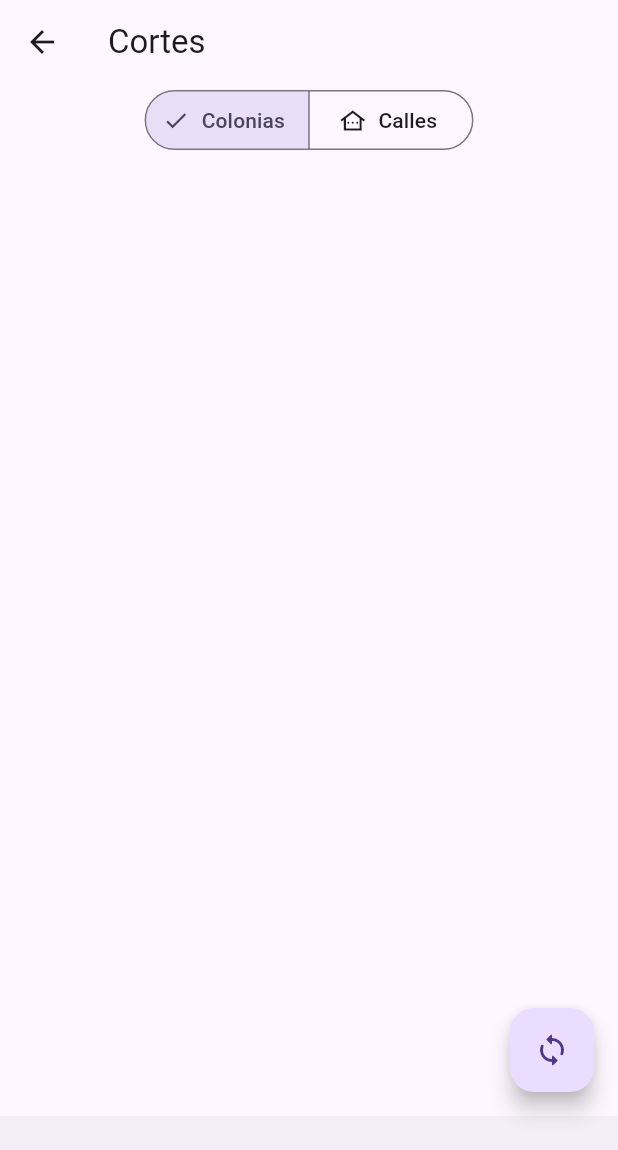
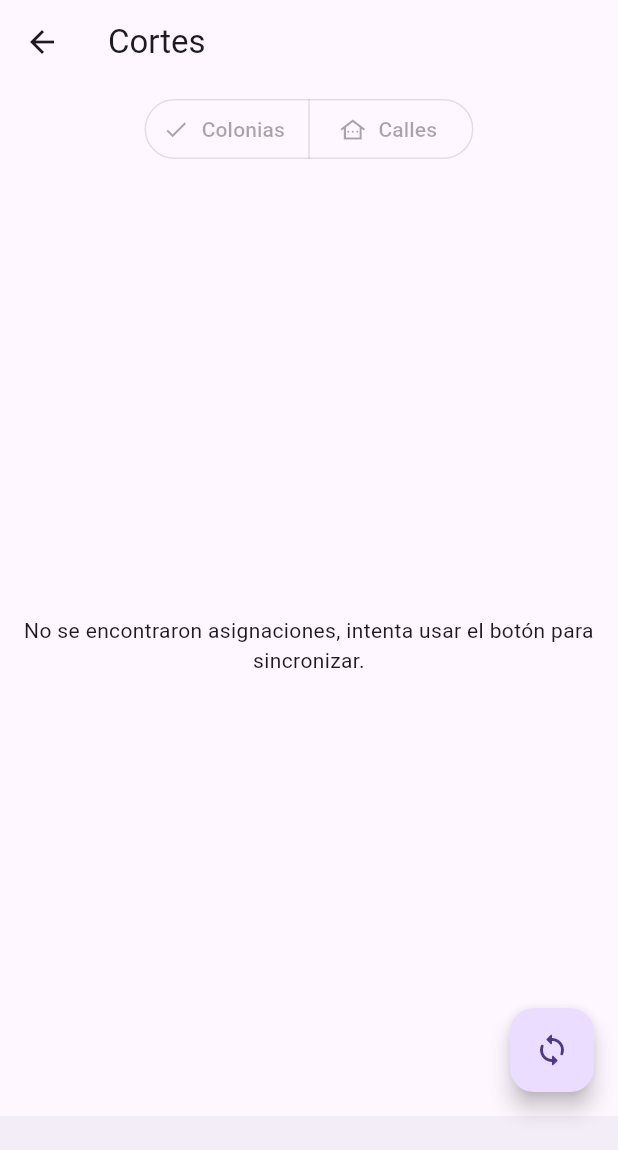
Before and after one commit to angel-carranza/InterapasGenApp, a Flutter app: the MenuCortes_Screen screen opened by its route, after a tap on the "sync" icon, on a phone screen of 412 x 824 dp. Shown: the top 1150 px of the screen. Run offline on Flutter 3.47's test engine with Material 3 defaults, Android fonts, the phone set to English and light mode, and no system bars; our stand-ins replace package_info_plus, shared_preferences, sqflite; missing offline and left inert: encrypt; accounts and stored records are empty; network calls fail.

Commit message:
Liberación de versión 0.2.0 para la consulta de asignaciones.

```diff
--- a/interapas_gen_app/lib/acceso_datos/acceso_datos.dart
+++ b/interapas_gen_app/lib/acceso_datos/acceso_datos.dart
@@ -11,6 +11,9 @@ import 'package:http/http.dart' as http;
 import 'package:interapas_gen_app/data/api/API_CORTE.dart';
 import 'package:interapas_gen_app/data/api/API_USUARIO.dart';
 import 'package:interapas_gen_app/data/bd/K_CORTE.dart';
+import 'package:interapas_gen_app/data/enumerados.dart';
+
+import '../data/T_GRUPO_CORTES.dart';
 
 //Clase con todas las funciones intermediarias a
 // los diferentes tipos de datos que maneja la aplicación.
@@ -165,6 +168,16 @@ class AccesoDatos {
 
   static Future<bool> insertaCortesNuevos(List<API_CORTE> nuevos) async => await operacionesBD.insertarCortes(nuevos);
 
+  static Future<List<T_GRUPO_CORTES>?> obtieneGruposCortes(agrupaciones agrupacion) async {
+    int idUsuario = OperacionesPreferencias.consultarIdUsuario();
+
+    if(idUsuario > 0) {
+      return await operacionesBD.obtenerGruposCortes(agrupacion, idUsuario);
+    } else {
+      return null;
+    }
+  }
+
   //========================================//
 
 }
--- /dev/null
+++ b/interapas_gen_app/lib/data/T_GRUPO_CORTES.dart
@@ -0,0 +1,21 @@
+
+// ignore_for_file: file_names, camel_case_types
+
+import 'package:interapas_gen_app/data/enumerados.dart';
+
+//Clase que se usará para crear entidades visuales sobre agrupaciones de los cortes disponibles.
+class T_GRUPO_CORTES {
+  agrupaciones tipoGrupo;
+  String nombreGrupo;
+  int cantidad;
+  String? datoAdicional1;   //Para el Código Postal
+
+  T_GRUPO_CORTES(
+    this.tipoGrupo,
+    this.nombreGrupo,
+    this.cantidad,
+    {
+      this.datoAdicional1,
+    }
+  );
+}
--- a/interapas_gen_app/lib/screens/cortes/menu_cortes.dart
+++ b/interapas_gen_app/lib/screens/cortes/menu_cortes.dart
@@ -8,7 +8,11 @@ import 'package:interapas_gen_app/data/api/API_CORTE.dart';
 import 'package:interapas_gen_app/data/bd/K_CORTE.dart';
 import 'package:interapas_gen_app/data/enumerados.dart';
 import 'package:interapas_gen_app/utilities/popup.dart';
+import 'package:interapas_gen_app/widgets/cortes/grupo_cortes.dart';
 import 'package:interapas_gen_app/widgets/loader.dart';
+import 'package:interapas_gen_app/widgets/mensaje_fondo.dart';
+
+import '../../data/T_GRUPO_CORTES.dart';
 
 class MenuCortes_Screen extends StatefulWidget{
 
@@ -21,6 +25,7 @@ class MenuCortes_Screen extends StatefulWidget{
 class _MenuCortes_ScreenState extends State<MenuCortes_Screen> {
   bool fgCargando = true;
   agrupaciones agrupadoActual = agrupaciones.colonia;
+  List<T_GRUPO_CORTES> grupos = List.empty(growable: true);
 
   @override
   void initState() {
@@ -76,7 +81,15 @@ class _MenuCortes_ScreenState extends State<MenuCortes_Screen> {
       }
     }
 
+    var aux = await AccesoDatos.obtieneGruposCortes(agrupadoActual);
 
+    if(aux != null){
+      grupos = aux;
+    } else {
+      if(context.mounted){
+        mensajeSimpleOK("Hubo un error encontrando las asignaciones. Intenté sincronizar.", context);
+      }
+    }
 
     setState(() {
       fgCargando = false;
@@ -85,10 +98,11 @@ class _MenuCortes_ScreenState extends State<MenuCortes_Screen> {
 
   @override
   Widget build(BuildContext context) {
-    int elementos = 10;
 
     //Boton para cambiar agrupación
-    Widget btnAgrupaciones = SegmentedButton<agrupaciones>(
+    Widget btnAgrupaciones = Padding(
+      padding: const EdgeInsets.symmetric(vertical: 6.0, horizontal: 0.0),
+      child: SegmentedButton<agrupaciones>(
         multiSelectionEnabled: false,
         emptySelectionAllowed: false,
         segments: <ButtonSegment<agrupaciones>>[
@@ -96,13 +110,13 @@ class _MenuCortes_ScreenState extends State<MenuCortes_Screen> {
             value: agrupaciones.colonia,
             label: const Text("Colonias"),
             icon: const Icon(Icons.location_city_rounded),
-          enabled: !fgCargando,   //Se desactiva mientras carga para evitar dobles llamadas
+            enabled: !fgCargando && grupos.isNotEmpty,   //Se desactiva mientras carga para evitar dobles llamadas
           ),
           ButtonSegment(
             value: agrupaciones.calle,
             label: const Text("Calles"),
             icon: const Icon(Icons.other_houses_outlined),
-          enabled: !fgCargando,   //Se desactiva mientras carga para evitar dobles llamadas
+            enabled: !fgCargando && grupos.isNotEmpty,   //Se desactiva mientras carga para evitar dobles llamadas
           ),
         ],
         selected: <agrupaciones>{agrupadoActual},
@@ -114,6 +128,7 @@ class _MenuCortes_ScreenState extends State<MenuCortes_Screen> {
           _sincronizarCortes();
 
         },
+      ),
     );
 
     return Scaffold(
@@ -132,11 +147,26 @@ class _MenuCortes_ScreenState extends State<MenuCortes_Screen> {
           const Loader(textoInformativo: "Consultando..."),
           Expanded(child: Container()),
         ]
-          : ( (elementos < 1) ? <Widget>[const Center(child: Text("Contenido no disponible por el momento.")) ]
+          : ( (grupos.isEmpty) ? <Widget>[
+            btnAgrupaciones,
+            Expanded(child: Container()),
+            const MensajeFondo(mensaje: "No se encontraron asignaciones, intenta usar el botón para sincronizar."),
+            Expanded(child: Container()),
+          ]
             : <Widget>[
               btnAgrupaciones,
-
-              Expanded(child: Container()),
+              Expanded(
+                child: ListView.builder(
+                shrinkWrap: true,
+                itemCount: grupos.length,
+                scrollDirection: Axis.vertical,
+                padding: const EdgeInsets.only(
+                  top: 12.0,
+                  bottom: kFloatingActionButtonMargin + 56.0,
+                ),
+                itemBuilder: (context, index) => GrupoCortes(grupos[index])
+                ),
+              ),
             ]
           )
       ),
--- /dev/null
+++ b/interapas_gen_app/lib/widgets/mensaje_fondo.dart
@@ -0,0 +1,23 @@
+
+import 'package:flutter/material.dart';
+
+class MensajeFondo extends StatelessWidget {
+
+  final String mensaje;
+
+  const MensajeFondo({super.key, required this.mensaje});
+
+  @override
+  Widget build(BuildContext context) {
+    return Padding(
+      padding: const EdgeInsets.symmetric(vertical: 24.0, horizontal: 12.0),
+      child: Center(child: Text(
+        mensaje,
+        maxLines: 4,
+        textAlign: TextAlign.center,
+        overflow: TextOverflow.ellipsis,
+      )),
+    );
+  }
+
+}
--- a/interapas_gen_app/pubspec.yaml
+++ b/interapas_gen_app/pubspec.yaml
@@ -1,7 +1,7 @@
 name: interapas_gen_app
 description: "A new Flutter project."
 publish_to: 'none'
-version: 0.1.4
+version: 0.2.0
 
 environment:
   sdk: '>=3.3.4 <4.0.0'
```
Also changed, not shown: interapas_gen_app/lib/acceso_datos/bd.dart (+38 -0 lines), interapas_gen_app/lib/screens/cortes/lista_cortes.dart (added, +27 -0 lines), interapas_gen_app/lib/widgets/cortes/grupo_cortes.dart (added, +32 -0 lines). Lines whose indentation alone changed are shown as unchanged.
